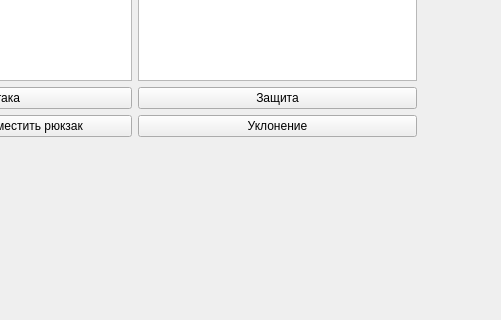
Qt form faitwindow.ui (KomandaB/-1) before a commit; both pictures show x 160 to 661 and y 195 to 515 of the 798 by 728 pixel window.
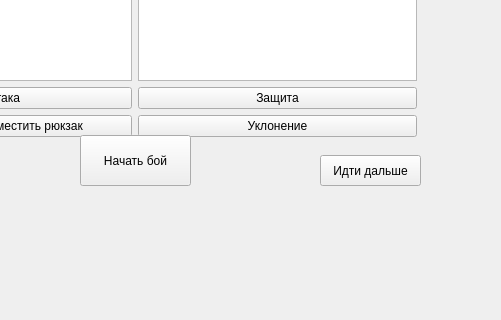
The same form after that commit.

The edit to the form file:
```diff
--- a/faitwindow.ui
+++ b/faitwindow.ui
@@ -63,6 +63,32 @@
      </item>
     </layout>
    </widget>
+   <widget class="QPushButton" name="battle">
+    <property name="geometry">
+     <rect>
+      <x>240</x>
+      <y>330</y>
+      <width>111</width>
+      <height>51</height>
+     </rect>
+    </property>
+    <property name="text">
+     <string>Начать бой</string>
+    </property>
+   </widget>
+   <widget class="QPushButton" name="go">
+    <property name="geometry">
+     <rect>
+      <x>480</x>
+      <y>350</y>
+      <width>101</width>
+      <height>31</height>
+     </rect>
+    </property>
+    <property name="text">
+     <string>Идти дальше</string>
+    </property>
+   </widget>
   </widget>
   <widget class="QMenuBar" name="menubar">
    <property name="geometry">
```
